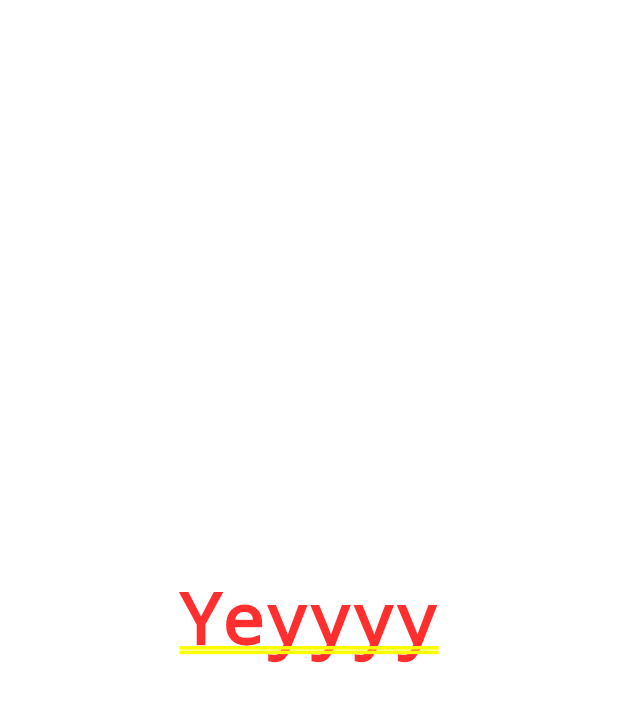
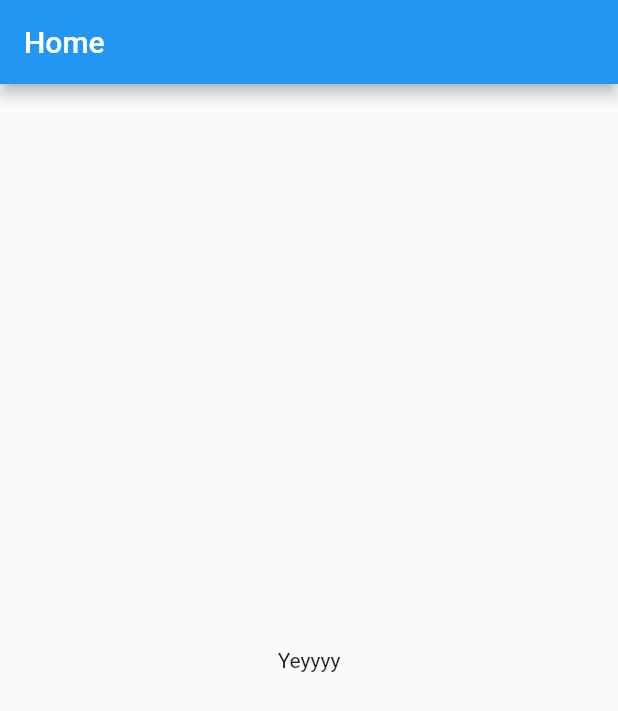
Before and after one commit to Chaba2005/Flutter, a Flutter app: the screen it shows after launch, on a phone screen of 412 x 824 dp. Shown: the top 711 px of the screen. Run offline on Flutter 3.47's test engine with Material 2 defaults, Android fonts, the phone set to English and light mode, and no system bars.

Commit message:
Alterações

```diff
--- a/teste/lib/main.dart
+++ b/teste/lib/main.dart
@@ -3,6 +3,8 @@
 //conjunto de pixels = widget = classe
 //widget Center() - para centralizar, usamos child: para definir como widget filho
 //widget Text() - para texto, usa-se um parametro TextDirection: TextDirection.algumaCoisa
+//widgets com PAGE ocupam basicamente a tela inteira
+//Scaffold usa BODY nao CHILD
 import 'package:flutter/material.dart';
 
 void main(){
@@ -14,8 +16,23 @@ class MyApp extends StatelessWidget {
   @override
   Widget build(BuildContext context) {
     return MaterialApp(
-      home: Center(child: Text('Yeyyyy',textDirection: TextDirection.rtl,)),
+      home: HomePage(),
     );//como um body do HTML, so usaremos ele uma vez
   }
 
 }
+
+class HomePage extends StatelessWidget {
+  @override
+  Widget build(BuildContext context) {
+    return Scaffold(
+      appBar: AppBar( //barra de manu basicamente
+        title: Text('Home'),
+      ),
+      body: Center(
+          child: Text('Yeyyyy')
+          ),
+    );
+  }
+
+}
```
